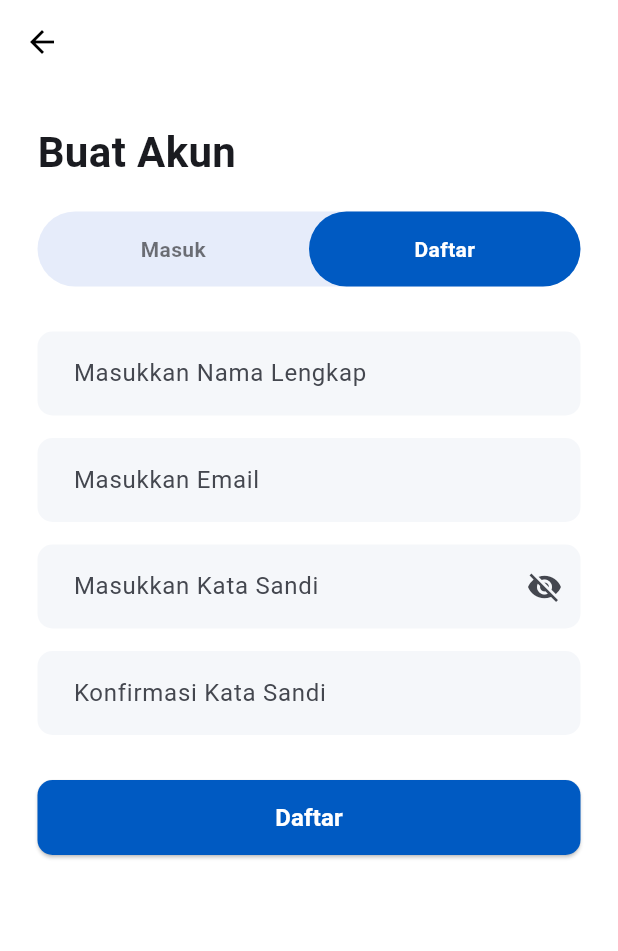
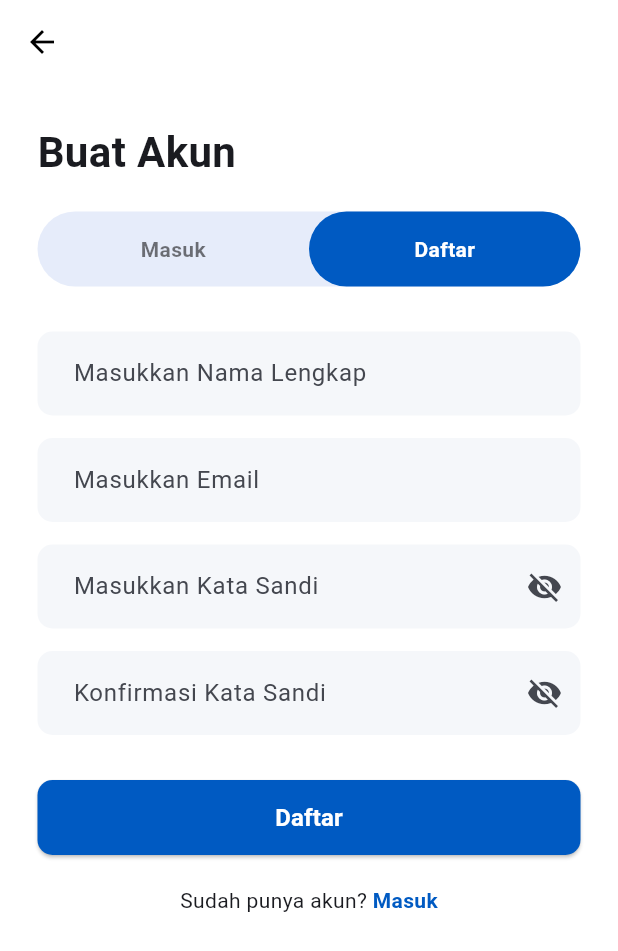
Before and after one commit to SaidaMuthia/LaporKi, a Flutter app: the screen it shows after launch, after a tap on "Mulai Sekarang", after a tap on "Daftar", on a phone screen of 412 x 824 dp. Shown: the top 951 px of the screen. Run offline on Flutter 3.47's test engine with Material 3 defaults, Android fonts, the phone set to English and light mode, and no system bars.

Commit message:
fix onboarding, login, and register page

```diff
--- a/lib/auth/auth_pages.dart
+++ b/lib/auth/auth_pages.dart
@@ -1,4 +1,5 @@
 import 'package:flutter/material.dart';
+import 'package:laporki/user/user_dashboard.dart'; // Pastikan path ini benar
 
 // --- ONBOARDING PAGE ---
 class OnboardingPage extends StatelessWidget {
@@ -7,7 +8,7 @@ class OnboardingPage extends StatelessWidget {
   @override
   Widget build(BuildContext context) {
     return Scaffold(
-      backgroundColor: Theme.of(context).primaryColor,
+      backgroundColor: const Color(0xFF005AC2), // Warna primary
       body: Padding(
         padding: const EdgeInsets.all(40.0),
         child: Column(
@@ -27,7 +28,7 @@ class OnboardingPage extends StatelessWidget {
             ),
             const SizedBox(height: 40),
             const Text(
-              'Suara Ta Didengar\nMasalah Ta Ditindak',
+              'Suara Ta\' Didengar\nMasalah Ta\' Ditindak',
               textAlign: TextAlign.center,
               style: TextStyle(fontSize: 22, fontWeight: FontWeight.bold, color: Colors.white),
             ),
@@ -36,7 +37,10 @@ class OnboardingPage extends StatelessWidget {
               width: double.infinity,
               height: 55,
               child: ElevatedButton(
-                onPressed: () => Navigator.pushReplacementNamed(context, '/login'),
+                onPressed: () => Navigator.pushReplacement(
+                  context,
+                  MaterialPageRoute(builder: (context) => const LoginPage())
+                ),
                 style: ElevatedButton.styleFrom(
                   backgroundColor: Colors.white,
                   foregroundColor: Colors.black,
@@ -66,7 +70,15 @@ class _LoginPageState extends State<LoginPage> {
   Widget build(BuildContext context) {
     return Scaffold(
       backgroundColor: Colors.white,
-      appBar: AppBar(leading: const BackButton()),
+      appBar: AppBar(
+        leading: IconButton(
+          icon: const Icon(Icons.arrow_back),
+          onPressed: () => Navigator.pushReplacement(
+            context,
+            MaterialPageRoute(builder: (context) => const OnboardingPage())
+          ),
+        ),
+      ),
       body: SingleChildScrollView(
         padding: const EdgeInsets.all(25),
         child: Column(
@@ -74,7 +86,6 @@ class _LoginPageState extends State<LoginPage> {
           children: [
             const Text("Selamat Datang", style: TextStyle(fontSize: 28, fontWeight: FontWeight.bold)),
             const SizedBox(height: 20),
-            // Toggle Login/Daftar
             _buildTabToggle(context, isLogin: true),
             const SizedBox(height: 30),
             TextFormField(
@@ -104,9 +115,12 @@ class _LoginPageState extends State<LoginPage> {
               width: double.infinity,
               height: 50,
               child: ElevatedButton(
-                onPressed: () => Navigator.pushReplacementNamed(context, '/dashboard'),
+                onPressed: () => Navigator.pushReplacement(
+                  context,
+                  MaterialPageRoute(builder: (context) => const UserDashboard())
+                ),
                 style: ElevatedButton.styleFrom(
-                  backgroundColor: Theme.of(context).primaryColor,
+                  backgroundColor: const Color(0xFF005AC2),
                   foregroundColor: Colors.white,
                   shape: RoundedRectangleBorder(borderRadius: BorderRadius.circular(10)),
                 ),
@@ -119,8 +133,11 @@ class _LoginPageState extends State<LoginPage> {
               children: [
                 const Text("Belum punya akun? "),
                 GestureDetector(
-                  onTap: () => Navigator.pushReplacementNamed(context, '/register'),
-                  child: Text("Buat Akun", style: TextStyle(color: Theme.of(context).primaryColor, fontWeight: FontWeight.bold)),
+                  onTap: () => Navigator.pushReplacement(
+                    context,
+                    MaterialPageRoute(builder: (context) => const RegisterPage())
+                  ),
+                  child: const Text("Buat Akun", style: TextStyle(color: Color(0xFF005AC2), fontWeight: FontWeight.bold)),
                 ),
               ],
             )
@@ -139,13 +156,22 @@ class RegisterPage extends StatefulWidget {
 }
 
 class _RegisterPageState extends State<RegisterPage> {
-  bool _obscureText = true;
+  bool _obscureText = true;         // Untuk password
+  bool _obscureConfirmText = true;  // Untuk konfirmasi password
 
   @override
   Widget build(BuildContext context) {
     return Scaffold(
       backgroundColor: Colors.white,
-      appBar: AppBar(leading: IconButton(icon: const Icon(Icons.arrow_back), onPressed: () => Navigator.pushReplacementNamed(context, '/login'))),
+      appBar: AppBar(
+        leading: IconButton(
+          icon: const Icon(Icons.arrow_back),
+          onPressed: () => Navigator.pushReplacement(
+            context,
+            MaterialPageRoute(builder: (context) => const OnboardingPage())
+          ),
+        ),
+      ),
       body: SingleChildScrollView(
         padding: const EdgeInsets.all(25),
         child: Column(
@@ -159,6 +185,8 @@ class _RegisterPageState extends State<RegisterPage> {
             const SizedBox(height: 15),
             TextFormField(decoration: _inputDecoration("Masukkan Email")),
             const SizedBox(height: 15),
+
+            // Password Field
             TextFormField(
               obscureText: _obscureText,
               decoration: _inputDecoration("Masukkan Kata Sandi").copyWith(
@@ -169,20 +197,51 @@ class _RegisterPageState extends State<RegisterPage> {
               ),
             ),
             const SizedBox(height: 15),
-            TextFormField(obscureText: true, decoration: _inputDecoration("Konfirmasi Kata Sandi")),
+
+            // Konfirmasi Password Field (SUDAH DIPERBAIKI)
+            TextFormField(
+              obscureText: _obscureConfirmText, // Gunakan variabel khusus konfirmasi
+              decoration: _inputDecoration("Konfirmasi Kata Sandi").copyWith(
+                suffixIcon: IconButton(
+                  icon: Icon(_obscureConfirmText ? Icons.visibility_off : Icons.visibility),
+                  onPressed: () => setState(() => _obscureConfirmText = !_obscureConfirmText),
+                ),
+              ),
+            ),
+
             const SizedBox(height: 30),
             SizedBox(
               width: double.infinity,
               height: 50,
               child: ElevatedButton(
-                onPressed: () => Navigator.pushReplacementNamed(context, '/login'),
+                onPressed: () {
+                   ScaffoldMessenger.of(context).showSnackBar(const SnackBar(content: Text("Daftar Berhasil!")));
+                   Navigator.pushReplacement(
+                     context,
+                     MaterialPageRoute(builder: (context) => const LoginPage())
+                   );
+                },
                 style: ElevatedButton.styleFrom(
-                  backgroundColor: Theme.of(context).primaryColor,
+                  backgroundColor: const Color(0xFF005AC2),
                   foregroundColor: Colors.white,
                   shape: RoundedRectangleBorder(borderRadius: BorderRadius.circular(10)),
                 ),
                 child: const Text("Daftar", style: TextStyle(fontSize: 16, fontWeight: FontWeight.bold)),
               ),
+            ),
+            const SizedBox(height: 20),
+            Row(
+              mainAxisAlignment: MainAxisAlignment.center,
+              children: [
+                const Text("Sudah punya akun? "),
+                GestureDetector(
+                  onTap: () => Navigator.pushReplacement(
+                    context,
+                    MaterialPageRoute(builder: (context) => const LoginPage())
+                  ),
+                  child: const Text("Masuk", style: TextStyle(color: Color(0xFF005AC2), fontWeight: FontWeight.bold)),
+                ),
+              ],
             ),
           ],
         ),
@@ -200,20 +259,26 @@ Widget _buildTabToggle(BuildContext context, {required bool isLogin}) {
       children: [
         Expanded(
           child: GestureDetector(
-            onTap: isLogin ? null : () => Navigator.pushReplacementNamed(context, '/login'),
+            onTap: isLogin ? null : () => Navigator.pushReplacement(
+              context,
+              MaterialPageRoute(builder: (context) => const LoginPage())
+            ),
             child: Container(
               alignment: Alignment.center,
-              decoration: isLogin ? BoxDecoration(color: Theme.of(context).primaryColor, borderRadius: BorderRadius.circular(25)) : null,
+              decoration: isLogin ? BoxDecoration(color: const Color(0xFF005AC2), borderRadius: BorderRadius.circular(25)) : null,
               child: Text("Masuk", style: TextStyle(color: isLogin ? Colors.white : Colors.black54, fontWeight: FontWeight.bold)),
             ),
           ),
         ),
         Expanded(
           child: GestureDetector(
-            onTap: !isLogin ? null : () => Navigator.pushReplacementNamed(context, '/register'),
+            onTap: !isLogin ? null : () => Navigator.pushReplacement(
+              context,
+              MaterialPageRoute(builder: (context) => const RegisterPage())
+            ),
             child: Container(
               alignment: Alignment.center,
-              decoration: !isLogin ? BoxDecoration(color: Theme.of(context).primaryColor, borderRadius: BorderRadius.circular(25)) : null,
+              decoration: !isLogin ? BoxDecoration(color: const Color(0xFF005AC2), borderRadius: BorderRadius.circular(25)) : null,
               child: Text("Daftar", style: TextStyle(color: !isLogin ? Colors.white : Colors.black54, fontWeight: FontWeight.bold)),
             ),
           ),
--- a/lib/main.dart
+++ b/lib/main.dart
@@ -39,7 +39,6 @@ class MyApp extends StatelessWidget {
         '/login': (context) => const LoginPage(),
         '/register': (context) => const RegisterPage(),
         '/dashboard': (context) => const UserDashboard(),
-        // Route untuk Flow Pelaporan
         '/report_permission': (context) => const LocationPermissionPage(),
       },
     );
--- a/lib/user/user_dashboard.dart
+++ b/lib/user/user_dashboard.dart
@@ -1,7 +1,7 @@
 import 'package:flutter/material.dart';
 import 'package:laporki/user/report_flow.dart'; // Import alur laporan
 import 'package:laporki/fragments.dart'; // Import halaman-halaman (Home, History, dll)
-import 'package:laporki/profile_pages.dart'; // Import halaman profil jika terpisah
+// import 'package:laporki/profile_pages.dart'; // Import halaman profil jika terpisah
 
 class UserDashboard extends StatefulWidget {
   const UserDashboard({super.key});
```
